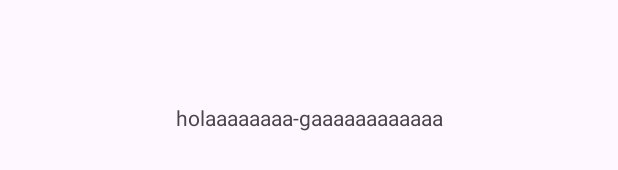
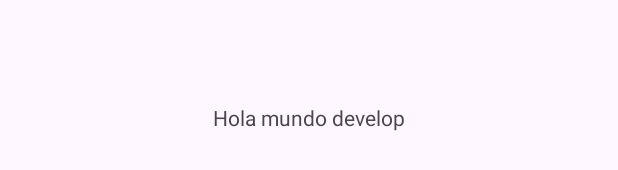
Before and after one commit to PieroCardoza2003/UrbanMove, an Android app: the layout activity_main.xml on its own in the app's theme, with its tools: preview values and no code run, on a phone screen of 412 x 824 dp. Shown: the part 501-671 px from the top of the screen. Run offline under Robolectric (Android 15) with nearby library versions, the phone set to English and light mode, and no system bars.

Commit message:
start develop

```diff
--- a/app/src/main/res/layout/activity_main.xml
+++ b/app/src/main/res/layout/activity_main.xml
@@ -9,7 +9,7 @@
     <TextView
         android:layout_width="wrap_content"
         android:layout_height="wrap_content"
-        android:text="holaaaaaaaa-gaaaaaaaaaaaa"
+        android:text="Hola mundo develop"
         app:layout_constraintBottom_toBottomOf="parent"
         app:layout_constraintEnd_toEndOf="parent"
         app:layout_constraintStart_toStartOf="parent"
```
